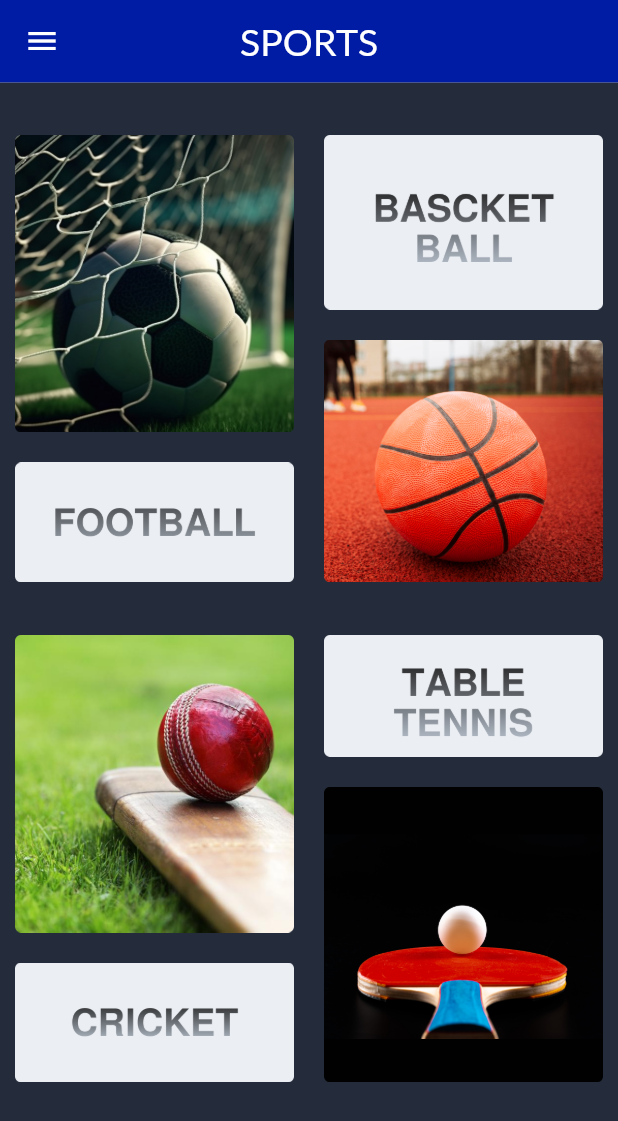
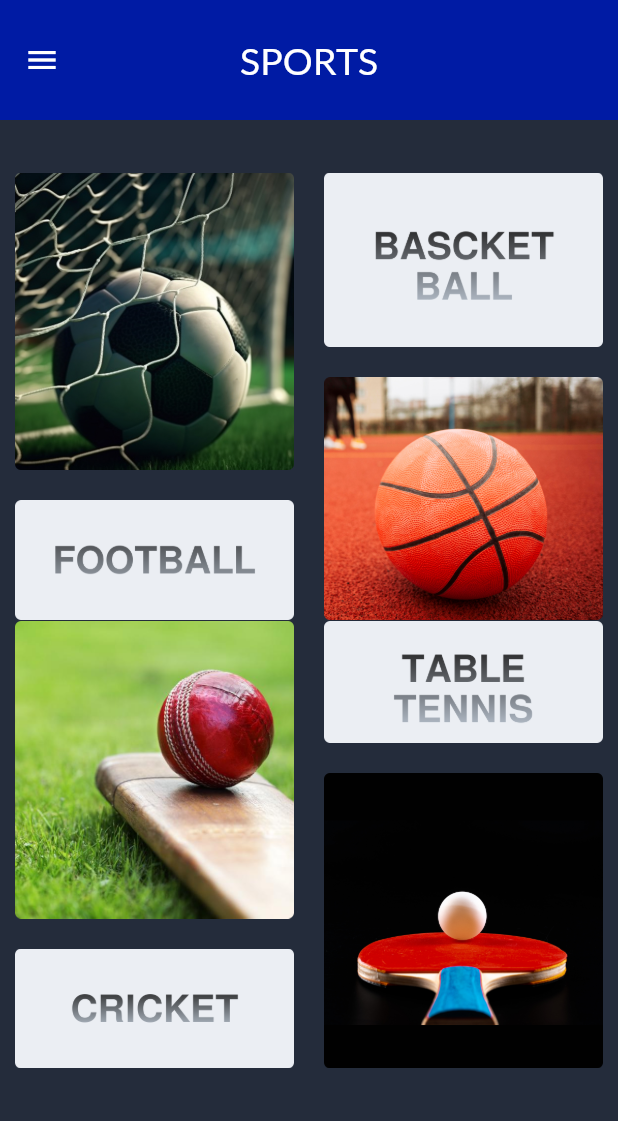
Before and after one commit to Mohammed-Dragon/Last-ITI-Project, a Flutter app: the HomeScreen screen opened directly, on a phone screen of 412 x 824 dp. Shown: the top 1121 px of the screen. Run offline on Flutter 3.47's test engine with Material 3 defaults, Android fonts, the phone set to English and light mode, and no system bars; our stand-ins replace bloc, carousel_slider, equatable, firebase_auth, firebase_core, firebase_messaging and 10 more; accounts and stored records are empty; network calls fail; statements that could not run were skipped.

Commit message:
Update-2

```diff
--- a/lib/Cubits/LeagueCubit/league_cubit.dart
+++ b/lib/Cubits/LeagueCubit/league_cubit.dart
@@ -1,5 +1,4 @@
 import 'package:bloc/bloc.dart';
-import 'package:meta/meta.dart';
 import 'package:sports_app/Data/Models/get_League_Model.dart';
 import 'package:sports_app/Data/Repository/get_League_Repo.dart';
 
--- a/lib/Cubits/LeagueCubit/league_state.dart
+++ b/lib/Cubits/LeagueCubit/league_state.dart
@@ -1,6 +1,5 @@
 part of 'league_cubit.dart';
 
-@immutable
 sealed class LeagueState {}
 
 final class LeagueInitial extends LeagueState {}
--- a/lib/Cubits/SliderCubit/slider_cubit.dart
+++ b/lib/Cubits/SliderCubit/slider_cubit.dart
@@ -1,5 +1,4 @@
 import 'package:bloc/bloc.dart';
-import 'package:meta/meta.dart';
 
 part 'slider_state.dart';
 
--- a/lib/Cubits/SliderCubit/slider_state.dart
+++ b/lib/Cubits/SliderCubit/slider_state.dart
@@ -1,6 +1,5 @@
 part of 'slider_cubit.dart';
 
-@immutable
 sealed class SliderState {}
 
 final class SliderInitial extends SliderState {}
--- a/lib/Cubits/TeamsCubit/get_goals_cubit.dart
+++ b/lib/Cubits/TeamsCubit/get_goals_cubit.dart
@@ -1,5 +1,4 @@
 import 'package:bloc/bloc.dart';
-import 'package:meta/meta.dart';
 import 'package:sports_app/Data/Models/get_goals_model.dart';
 import 'package:sports_app/Data/Repository/get_teams_data_repo.dart';
 
--- a/lib/Cubits/TeamsCubit/get_goals_state.dart
+++ b/lib/Cubits/TeamsCubit/get_goals_state.dart
@@ -1,6 +1,5 @@
 part of 'get_goals_cubit.dart';
 
-@immutable
 abstract class GetGoalsState {}
 
 class GetGoalsInitial extends GetGoalsState {}
--- a/lib/Cubits/TeamsCubit/get_teams_cubit.dart
+++ b/lib/Cubits/TeamsCubit/get_teams_cubit.dart
@@ -1,5 +1,4 @@
 import 'package:bloc/bloc.dart';
-import 'package:meta/meta.dart';
 import 'package:sports_app/Data/Models/get_teams_model.dart';
 import 'package:sports_app/Data/Repository/get_teams_data_repo.dart';
 part 'get_teams_state.dart';
--- a/lib/Cubits/TeamsCubit/get_teams_state.dart
+++ b/lib/Cubits/TeamsCubit/get_teams_state.dart
@@ -1,6 +1,5 @@
 part of 'get_teams_cubit.dart';
 
-@immutable
 sealed class GetTeamsState {}
 
 final class GetTeamsInitial extends GetTeamsState {}
--- a/lib/Screens/HomeScreen.dart
+++ b/lib/Screens/HomeScreen.dart
@@ -1,5 +1,5 @@
 import 'package:flutter/material.dart';
-import 'package:google_fonts/google_fonts.dart';
+import 'package:sports_app/Widgets/AppBar.dart';
 import 'package:sports_app/Widgets/DrawerClass.dart';
 import 'package:sports_app/Screens/CountriesScreen.dart';
 
@@ -10,25 +10,7 @@ class HomeScreen extends StatelessWidget {
   Widget build(BuildContext context) {
     return Scaffold(
         drawer: const myDrawer(),
-        appBar: AppBar(
-          toolbarHeight: MediaQuery.of(context).size.height * 1 / 15,
-          automaticallyImplyLeading: false,
-          backgroundColor: const Color.fromARGB(255, 0, 27, 164),
-          title: Text(
-            "SPORTS",
-            style: GoogleFonts.lato(color: Colors.white, fontSize: 25),
-          ),
-          centerTitle: true,
-          leading: Builder(builder: (context) {
-            return IconButton(
-              color: Colors.white,
-              onPressed: () {
-                Scaffold.of(context).openDrawer();
-              },
-              icon: const Icon(Icons.menu),
-            );
-          }),
-        ),
+        appBar: const MyAppBar(text: "SPORTS"),
         body: Center(
           child: Container(
             color: const Color(0xff242C3B),
@@ -41,7 +23,7 @@ class HomeScreen extends StatelessWidget {
                 childAspectRatio: ((MediaQuery.of(context).size.width) /
                     (MediaQuery.of(context).size.height -
                         20 -
-                        MediaQuery.of(context).size.height * 1 / 6)),
+                        MediaQuery.of(context).size.height * 1 / 4)),
                 crossAxisCount: 2,
                 children: [
                   buildGridItem(
@@ -76,8 +58,7 @@ class HomeScreen extends StatelessWidget {
                                 TextButton(
                                   child: const Text('OK'),
                                   onPressed: () {
-                                    Navigator.of(context)
-                                        .pop(); // Close the dialog
+                                    Navigator.of(context).pop();
                                   },
                                 ),
                               ],
@@ -103,8 +84,7 @@ class HomeScreen extends StatelessWidget {
                                 TextButton(
                                   child: const Text('OK'),
                                   onPressed: () {
-                                    Navigator.of(context)
-                                        .pop(); // Close the dialog
+                                    Navigator.of(context).pop();
                                   },
                                 ),
                               ],
@@ -130,13 +110,13 @@ class HomeScreen extends StatelessWidget {
                               TextButton(
                                 child: const Text('OK'),
                                 onPressed: () {
-                                    Navigator.of(context)
-                                        .pop(); // Close the dialog
+                                  Navigator.of(context).pop();
                                 },
                               ),
                             ],
                           );
-                          });
+                        },
+                      );
                     },
                   ),
                 ],
--- a/lib/Screens/LoginScreen.dart
+++ b/lib/Screens/LoginScreen.dart
@@ -40,7 +40,7 @@ class PhoneNumberPage extends StatelessWidget {
                       child: Image.asset("assets/Logos/Sport News.png"),
                     ),
                   ),
-                  SizedBox(height: MediaQuery.of(context).size.height * 0.09),
+                  SizedBox(height: MediaQuery.of(context).size.height * 0.13),
                   SizedBox(
                     width: MediaQuery.of(context).size.width * 0.8,
                     child: TextFormField(
@@ -87,7 +87,7 @@ class PhoneNumberPage extends StatelessWidget {
                     },
                     text: 'Log In',
                   ),
-                  SizedBox(height: MediaQuery.of(context).size.height * 0.06),
+                  SizedBox(height: MediaQuery.of(context).size.height * 0.1),
                   Padding(
                     padding: const EdgeInsets.symmetric(horizontal: 40.0),
                     child: Row(
--- a/lib/Screens/OnboardingScreen.dart
+++ b/lib/Screens/OnboardingScreen.dart
@@ -96,7 +96,7 @@ class _OnboardingScreenState extends State<OnboardingScreen> {
                     autoPlayInterval: const Duration(seconds: 3),
                     autoPlayAnimationDuration:
                         const Duration(milliseconds: 900),
-                    autoPlayCurve: Curves.ease,
+                    autoPlayCurve: Curves.easeIn,
                     enlargeCenterPage: true,
                     enlargeFactor: 0.3,
                     onPageChanged: (index, reason) {
--- /dev/null
+++ b/lib/Widgets/AppBar.dart
@@ -0,0 +1,37 @@
+import 'package:flutter/material.dart';
+import 'package:google_fonts/google_fonts.dart';
+
+class MyAppBar extends StatelessWidget implements PreferredSizeWidget {
+  final String text;
+
+  const MyAppBar({
+    super.key,
+    required this.text,
+  });
+
+  @override
+  Widget build(BuildContext context) {
+    return AppBar(
+      toolbarHeight: 80.0,
+      automaticallyImplyLeading: false,
+      backgroundColor: const Color.fromARGB(255, 0, 27, 164),
+      title: Text(
+        text,
+        style: GoogleFonts.lato(color: Colors.white, fontSize: 25),
+      ),
+      centerTitle: true,
+      leading: Builder(builder: (context) {
+        return IconButton(
+          color: Colors.white,
+          onPressed: () {
+            Scaffold.of(context).openDrawer();
+          },
+          icon: const Icon(Icons.menu),
+        );
+      }),
+    );
+  }
+
+  @override
+  Size get preferredSize => const Size.fromHeight(80.0);
+}
--- a/pubspec.yaml
+++ b/pubspec.yaml
@@ -56,8 +56,6 @@ dependencies:
   smooth_page_indicator: ^1.2.0
   pinput: ^5.0.0
   country_picker: ^2.0.26
-  firebase_storage: ^12.1.1
-  provider: ^6.1.2
   image_picker: ^1.1.2
   flutter_local_notifications: ^9.7.0
 
```
Also changed, not shown: lib/Cubits/FootballCountries/football_countries_cubit.dart (+0 -18 lines), lib/Screens/CountriesScreen.dart (+45 -67 lines), lib/Screens/LeagueScreen.dart (+2 -18 lines), lib/Screens/Verify.dart (+9 -9 lines), lib/Widgets/DrawerClass.dart (+7 -12 lines), lib/main.dart (+6 -36 lines), pubspec.lock, 3 other files. Lines whose indentation alone changed are shown as unchanged.
